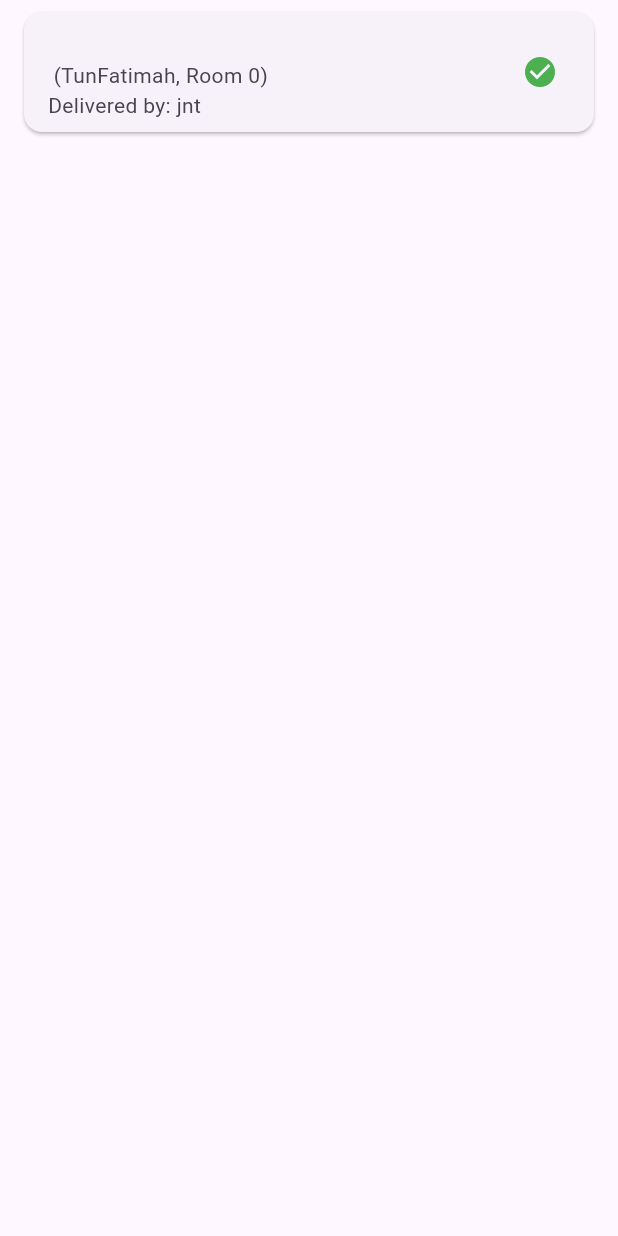
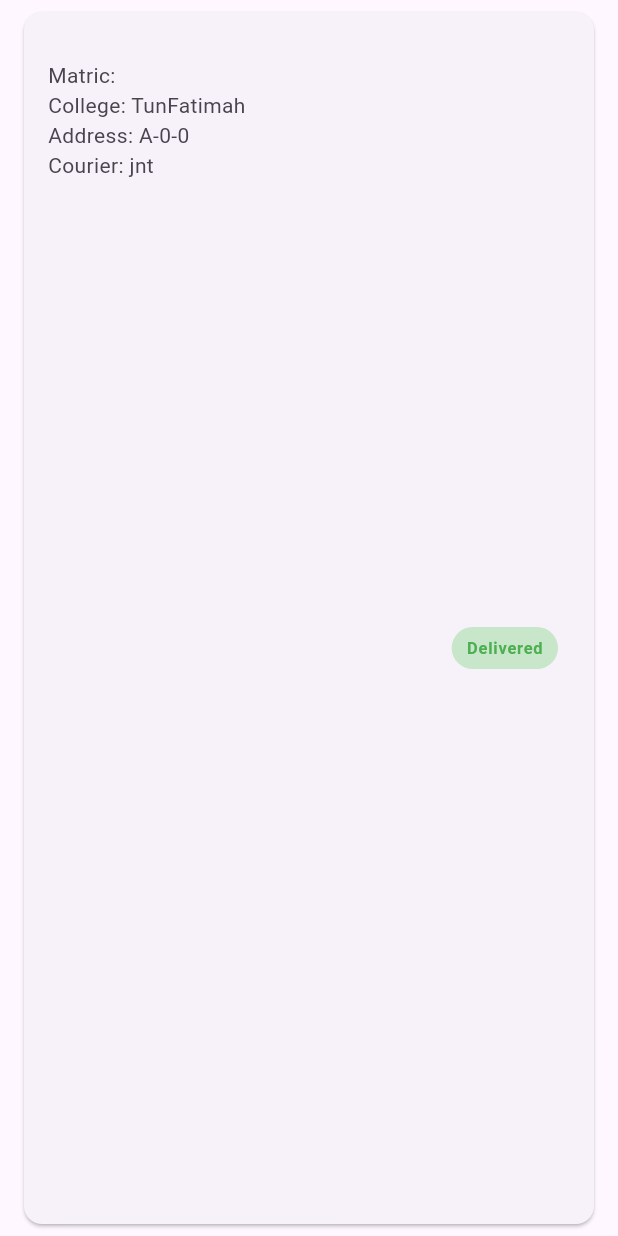
Before and after one commit to HaniffHazmi/KKDK_PDA_Flutter, a Flutter app: the DeliveryHistoryTile widget shown alone on an empty page, opened directly with empty values, on a phone screen of 412 x 824 dp. Run offline on Flutter 3.47's test engine with Material 3 defaults, Android fonts, the light colour scheme and no system bars; our stand-ins replace cloud_firestore, firebase_auth, firebase_core, firebase_storage, image_picker; accounts and stored records are empty.

Commit message:
Fixed UI for some list in delivery and payment verification

```diff
--- a/lib/widgets/delivery_history_tile.dart
+++ b/lib/widgets/delivery_history_tile.dart
@@ -1,5 +1,3 @@
-// widgets/delivery_history_tile.dart
-
 import 'package:flutter/material.dart';
 import '../models/admin_parcel.dart';
 
@@ -10,12 +8,32 @@
 
   @override
   Widget build(BuildContext context) {
+    final address = '${parcel.block.name}-${parcel.level.value}-${parcel.roomNumber}';
+
     return Card(
       margin: const EdgeInsets.symmetric(horizontal: 16, vertical: 8),
       child: ListTile(
-        title: Text(parcel.trackingNumber),
-        subtitle: Text('${parcel.name} (${parcel.college.name}, Room ${parcel.roomNumber})\nDelivered by: ${parcel.courier.name}'),
-        trailing: const Icon(Icons.check_circle, color: Colors.green),
+        title: Text(parcel.trackingNumber, style: const TextStyle(fontWeight: FontWeight.bold)),
+        subtitle: Column(
+          crossAxisAlignment: CrossAxisAlignment.start,
+          children: [
+            Text('Matric: ${parcel.matricNumber}'),
+            Text('College: ${parcel.college.name}'),
+            Text('Address: $address'),
+            Text('Courier: ${parcel.courier.name}'),
+          ],
+        ),
+        trailing: Container(
+          padding: const EdgeInsets.symmetric(horizontal: 10, vertical: 6),
+          decoration: BoxDecoration(
+            color: Colors.green.shade100,
+            borderRadius: BorderRadius.circular(20),
+          ),
+          child: const Text(
+            'Delivered',
+            style: TextStyle(color: Colors.green, fontWeight: FontWeight.bold),
+          ),
+        ),
       ),
     );
   }
--- a/lib/widgets/delivery_parcel_tile.dart
+++ b/lib/widgets/delivery_parcel_tile.dart
@@ -1,5 +1,3 @@
-// widgets/delivery_parcel_tile.dart
-
 import 'package:flutter/material.dart';
 import '../models/delivery_parcel.dart';
 import '../models/parcel.dart'; // for ParcelStatus and conversion functions
@@ -7,7 +5,7 @@
 
 class DeliveryParcelTile extends StatelessWidget {
   final DeliveryParcel parcel;
-  final VoidCallback? onStatusUpdated; // optional callback to refresh parent widget
+  final VoidCallback? onStatusUpdated;
 
   const DeliveryParcelTile({
     super.key,
@@ -34,17 +32,18 @@
 
   @override
   Widget build(BuildContext context) {
+    final address = '${parcel.block.name}-${parcel.level.value}-${parcel.roomNumber}';
+
     return Card(
       margin: const EdgeInsets.symmetric(horizontal: 16, vertical: 8),
       child: ListTile(
-        title: Text(parcel.trackingNumber),
+        title: Text(parcel.trackingNumber, style: const TextStyle(fontWeight: FontWeight.bold)),
         subtitle: Column(
           crossAxisAlignment: CrossAxisAlignment.start,
           children: [
-            Text('Name: ${parcel.name}'),
             Text('Matric: ${parcel.matricNumber}'),
-            Text('Courier: ${parcel.courier.name}'),
-            Text('Status: ${parcelStatusToString(parcel.status)}'),
+            Text('College: ${parcel.college.name}'),
+            Text('Address: $address'),
           ],
         ),
         trailing: parcel.status == ParcelStatus.inDelivery
--- a/pubspec.yaml
+++ b/pubspec.yaml
@@ -41,6 +41,7 @@
   cupertino_icons: ^1.0.8
   image_picker: ^1.1.2
   path: ^1.9.1
+  file_picker: ^10.2.0
 
 
 
```
Also changed, not shown: lib/screens/admin/parcel_payment_verify.dart (+23 -30 lines), pubspec.lock, 1 other file.
